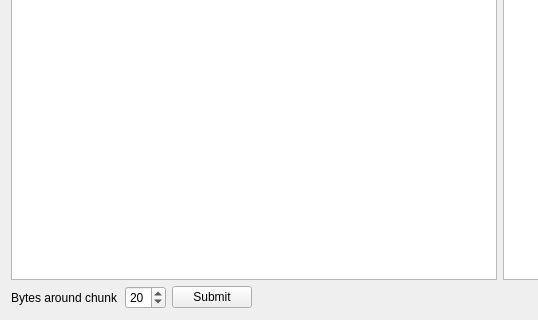
Old version of the form comparewindow.ui in the repository qualimock/filediff-gui; both pictures show x 0 to 538 and y 180 to 500 of the 1000 by 500 pixel window.
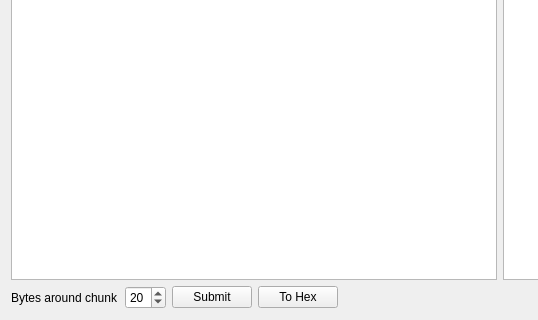
New version of the form.

Patch:
```diff
--- a/comparewindow.ui
+++ b/comparewindow.ui
@@ -67,6 +67,13 @@
        </property>
       </widget>
      </item>
+     <item>
+      <widget class="QPushButton" name="changeOutputButton">
+       <property name="text">
+        <string>To Hex</string>
+       </property>
+      </widget>
+     </item>
      <item>
       <spacer name="horizontalSpacer">
        <property name="orientation">
```
